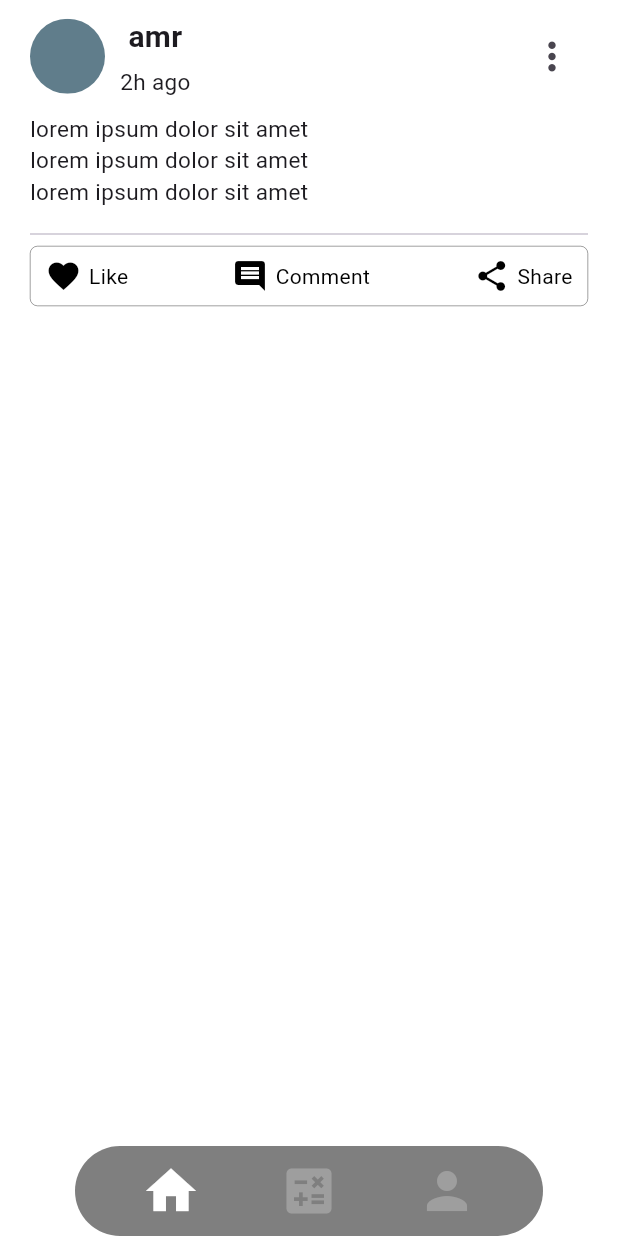
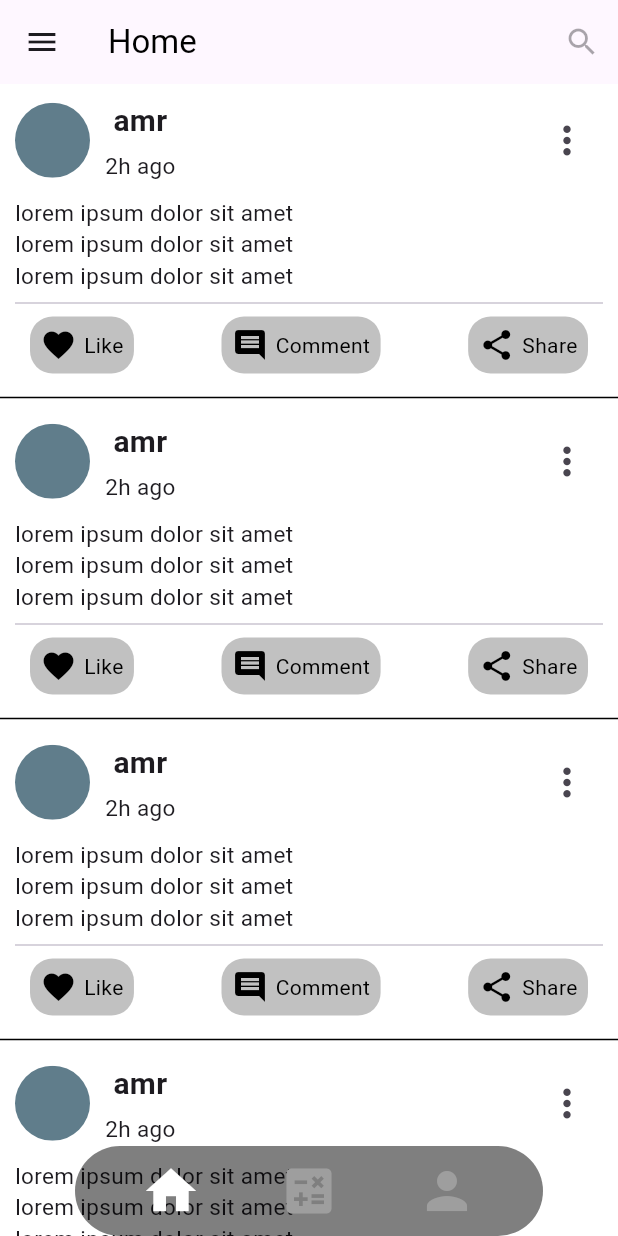
Before and after one commit to Amr-3li/Linkify-Social-Media-App, a Flutter app: the HomePage screen opened directly, on a phone screen of 412 x 824 dp. Run offline on Flutter 3.47's test engine with Material 3 defaults, Android fonts, the phone set to English and light mode, and no system bars; our stand-ins replace bloc, cloud_firestore, device_preview, dio, firebase_auth, firebase_core and 2 more; accounts and stored records are empty.

Commit message:
end list of posts and finish custom Scroll view in home page

```diff
--- a/lib/Features/home/presentation/view/widgets/bost_reaction_bar.dart
+++ b/lib/Features/home/presentation/view/widgets/bost_reaction_bar.dart
@@ -18,11 +18,8 @@ class _ReactionContainerStateBar extends State<ReactionContainerBar> {
         height: 40,
         width: double.infinity,
         decoration: BoxDecoration(
-            borderRadius: BorderRadius.circular(5),
-            border: Border.all(
-              color: Colors.black,
-              width: 0.25,
-            )),
+          borderRadius: BorderRadius.circular(5),
+        ),
         child: Row(children: [
           const SizedBox(width: 10),
           PostReactionBarItem(
--- a/lib/Features/home/presentation/view/widgets/home_page_body.dart
+++ b/lib/Features/home/presentation/view/widgets/home_page_body.dart
@@ -1,19 +1,28 @@
 import 'package:flutter/material.dart';
-import 'package:true_gym/Features/home/presentation/view/widgets/post_container.dart';
-import 'package:true_gym/Features/home/presentation/view/widgets/post_header.dart';
+import 'package:true_gym/Features/home/presentation/view/widgets/posts_list.dart';
 
 class HomePageBody extends StatelessWidget {
   const HomePageBody({super.key});
 
   @override
   Widget build(BuildContext context) {
-    return const Padding(
-      padding: EdgeInsets.symmetric(horizontal: 10.0),
-      child: Column(
-        children: [
-          PostContainer(),
-        ],
-      ),
+    return const CustomScrollView(
+      slivers: [
+        SliverAppBar(
+          floating: true,
+          actions: [
+            IconButton(
+              onPressed: null,
+              icon: Icon(Icons.search),
+            )
+          ],
+          title: Text(
+            "Home",
+            style: TextStyle(color: Colors.black),
+          ),
+        ),
+        SliverToBoxAdapter(child: PostsList()),
+      ],
     );
   }
 }
--- a/lib/Features/home/presentation/view/widgets/post_container.dart
+++ b/lib/Features/home/presentation/view/widgets/post_container.dart
@@ -1,7 +1,6 @@
 import 'package:flutter/material.dart';
 import 'package:true_gym/Features/home/presentation/view/widgets/bost_reaction_bar.dart';
 import 'package:true_gym/Features/home/presentation/view/widgets/post_header.dart';
-import 'package:true_gym/Features/home/presentation/view/widgets/post_reaction_bar_item.dart';
 
 class PostContainer extends StatelessWidget {
   const PostContainer({
@@ -11,21 +10,21 @@ class PostContainer extends StatelessWidget {
   @override
   Widget build(BuildContext context) {
     return Container(
-      margin: const EdgeInsets.symmetric(vertical: 10, horizontal: 10),
+      // margin: const EdgeInsets.symmetric(vertical: 10, horizontal: 10),
+
       child: const Column(
         crossAxisAlignment: CrossAxisAlignment.start,
         children: [
-          const PostHeader(name: "amr"),
-          const SizedBox(height: 10),
-          const Text(
+          PostHeader(name: "amr"),
+          SizedBox(height: 10),
+          Text(
               "lorem ipsum dolor sit amet\nlorem ipsum dolor sit amet \nlorem ipsum dolor sit amet",
               style: TextStyle(
                 fontSize: 15,
                 fontWeight: FontWeight.normal,
               )),
-          const SizedBox(height: 10),
-          const Divider(),
-          const ReactionContainerBar()
+          Divider(),
+          ReactionContainerBar()
         ],
       ),
     );
--- a/lib/Features/home/presentation/view/widgets/post_reaction_bar_item.dart
+++ b/lib/Features/home/presentation/view/widgets/post_reaction_bar_item.dart
@@ -15,6 +15,14 @@ class PostReactionBarItem extends StatelessWidget {
   Widget build(BuildContext context) {
     return GestureDetector(
       onTap: onTap,
+      child: Container(
+        padding: const EdgeInsets.all(7),
+        decoration: BoxDecoration(
+          borderRadius: BorderRadius.circular(15),
+          color: isLove
+              ? const Color.fromARGB(150, 114, 89, 87)
+              : const Color.fromARGB(100, 98, 98, 98),
+        ),
         child: Row(children: [
           isLove
               ? Icon(icon, color: Colors.red)
@@ -28,6 +36,7 @@ class PostReactionBarItem extends StatelessWidget {
             style: const TextStyle(color: Colors.black),
           ),
         ]),
+      ),
     );
   }
 }
--- /dev/null
+++ b/lib/Features/home/presentation/view/widgets/posts_list.dart
@@ -0,0 +1,25 @@
+import 'package:flutter/material.dart';
+import 'package:true_gym/Features/home/presentation/view/widgets/post_container.dart';
+
+class PostsList extends StatelessWidget {
+  const PostsList({super.key});
+
+  @override
+  Widget build(BuildContext context) {
+    return ListView.builder(
+        physics: const NeverScrollableScrollPhysics(),
+        shrinkWrap: true,
+        itemCount: 10,
+        itemBuilder: (context, index) {
+          return const Column(
+            children: [
+              Padding(
+                padding: EdgeInsets.symmetric(vertical: 10.0, horizontal: 10),
+                child: PostContainer(),
+              ),
+              Divider(height: 10, thickness: 1, color: Colors.black),
+            ],
+          );
+        });
+  }
+}
```
Lines whose indentation alone changed are shown as unchanged.
